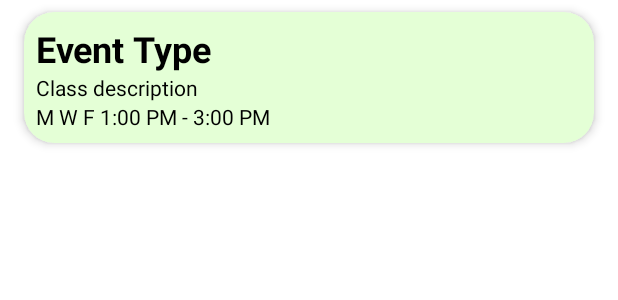
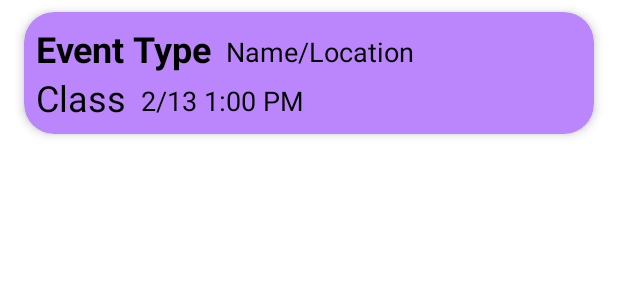
Before and after one commit to RolandHaden/SchedulerApp, an Android app: the layout event_layout.xml on its own in the app's theme, with its tools: preview values and no code run, on a phone screen of 412 x 824 dp. Shown: the top 300 px of the screen. Run offline under Robolectric (Android 15) with nearby library versions, the light colour scheme and no system bars.

Commit message:
made event layout

```diff
--- a/app/src/main/java/com/example/schedulerapp/classListAdapter.java
+++ b/app/src/main/java/com/example/schedulerapp/classListAdapter.java
@@ -51,7 +51,7 @@ public class classListAdapter extends RecyclerView.Adapter<classListAdapter.MyVi
         public MyViewHolder(@NonNull View itemView) {
             super(itemView);
             classTitle = itemView.findViewById(R.id.eventType);
-            profName = itemView.findViewById(R.id.classDesc);
+            profName = itemView.findViewById(R.id.classEvent);
             times = itemView.findViewById(R.id.classTimes);
         }
     }
--- a/app/src/main/res/layout/event_layout.xml
+++ b/app/src/main/res/layout/event_layout.xml
@@ -6,7 +6,7 @@
     android:layout_height="wrap_content"
     android:layout_marginHorizontal="16dp"
     android:layout_marginVertical="8dp"
-    android:backgroundTint="#E4FFD6"
+    android:backgroundTint="@color/purple_200"
     app:cardCornerRadius="20dp"
     app:cardElevation="4dp">
 
@@ -25,19 +25,39 @@
             android:textStyle="bold" />
 
         <TextView
-            android:id="@+id/classDesc"
+            android:id="@+id/classEvent"
             android:layout_width="wrap_content"
             android:layout_height="wrap_content"
             android:layout_below="@id/eventType"
-            android:text="Class description"
-            android:textColor="#000000" />
+            android:text="Class"
+            android:textColor="#000000"
+            android:textSize="24sp" />
 
         <TextView
-            android:id="@+id/classTimes"
+            android:id="@+id/eventInfo"
             android:layout_width="wrap_content"
             android:layout_height="wrap_content"
-            android:layout_below="@id/classDesc"
-            android:text="M W F 1:00 PM - 3:00 PM"
-            android:textColor="#000000" />
+            android:layout_toRightOf="@id/eventType"
+            android:paddingStart="10sp"
+            android:paddingTop="6sp"
+            android:text="Name/Location"
+            android:textAlignment="viewStart"
+            android:textColor="#000000"
+            android:textSize="18sp" />
+
+        <TextView
+            android:id="@+id/eventTime"
+            android:layout_width="wrap_content"
+            android:layout_height="wrap_content"
+            android:layout_below="@id/eventType"
+            android:layout_toRightOf="@id/classEvent"
+            android:paddingStart="10sp"
+            android:paddingTop="6sp"
+            android:text="2/13 1:00 PM"
+            android:textColor="#000000"
+            android:textSize="18sp" />
+
+
     </RelativeLayout>
+
 </androidx.cardview.widget.CardView>
```
Also changed, not shown: app/src/main/res/layout/class_layout.xml (added, +43 -0 lines).
